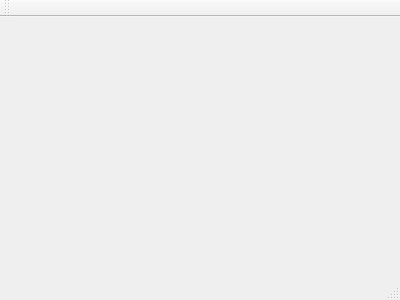
Qt form faitmoidessin.ui (Yvon02/CLL12-FaitMoiDessin-Client) before a commit.
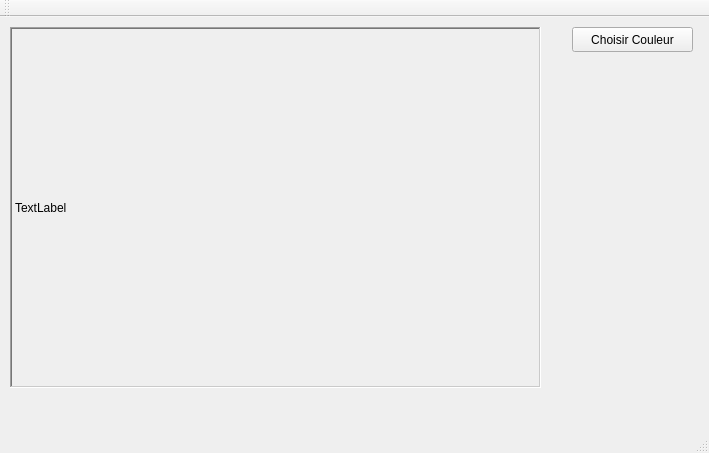
The same form after that commit.

Commit message: Integration de QColorDialog au client

The edit to the form file:
```diff
--- a/faitmoidessin.ui
+++ b/faitmoidessin.ui
@@ -1,24 +1,78 @@
 <ui version="4.0">
  <class>FaitMoiDessin</class>
- <widget class="QMainWindow" name="FaitMoiDessin" >
-  <property name="geometry" >
+ <widget class="QMainWindow" name="FaitMoiDessin">
+  <property name="geometry">
    <rect>
     <x>0</x>
     <y>0</y>
-    <width>400</width>
-    <height>300</height>
+    <width>709</width>
+    <height>453</height>
    </rect>
   </property>
   <property name="windowTitle" >
    <string>FaitMoiDessin</string>
   </property>
-  <widget class="QMenuBar" name="menuBar" />
-  <widget class="QToolBar" name="mainToolBar" />
-  <widget class="QWidget" name="centralWidget" />
-  <widget class="QStatusBar" name="statusBar" />
+  <widget class="QWidget" name="centralWidget">
+   <widget class="QPushButton" name="btnChoisirCouleur">
+    <property name="geometry">
+     <rect>
+      <x>572</x>
+      <y>10</y>
+      <width>121</width>
+      <height>25</height>
+     </rect>
+    </property>
+    <property name="text">
+     <string>Choisir Couleur</string>
+    </property>
+   </widget>
+   <widget class="QLabel" name="lblDessin">
+    <property name="geometry">
+     <rect>
+      <x>10</x>
+      <y>10</y>
+      <width>531</width>
+      <height>361</height>
+     </rect>
+    </property>
+    <property name="frameShape">
+     <enum>QFrame::WinPanel</enum>
+    </property>
+    <property name="frameShadow">
+     <enum>QFrame::Sunken</enum>
+    </property>
+    <property name="lineWidth">
+     <number>2</number>
+    </property>
+    <property name="text">
+     <string>TextLabel</string>
+    </property>
+    <property name="margin">
+     <number>1</number>
+    </property>
+   </widget>
+  </widget>
+  <widget class="QMenuBar" name="menuBar">
+   <property name="geometry">
+    <rect>
+     <x>0</x>
+     <y>0</y>
+     <width>709</width>
+     <height>25</height>
+    </rect>
+   </property>
+  </widget>
+  <widget class="QToolBar" name="mainToolBar">
+   <attribute name="toolBarArea">
+    <enum>TopToolBarArea</enum>
+   </attribute>
+   <attribute name="toolBarBreak">
+    <bool>false</bool>
+   </attribute>
+  </widget>
+  <widget class="QStatusBar" name="statusBar"/>
  </widget>
- <layoutDefault spacing="6" margin="11" />
- <pixmapfunction></pixmapfunction>
+ <layoutdefault spacing="6" margin="11"/>
  <resources/>
  <connections/>
 </ui>
```
Left out of the diff: 3 changed lines with no effect on the pictures. The commit also changes 2 other files.
